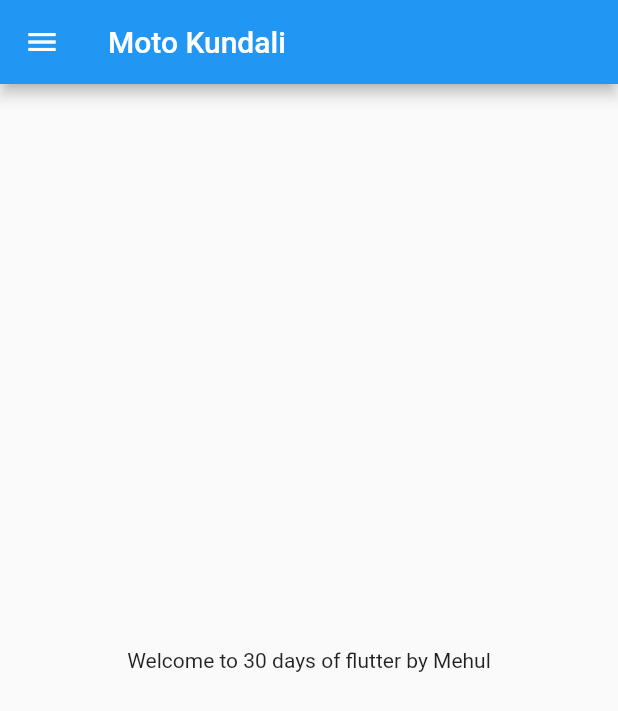
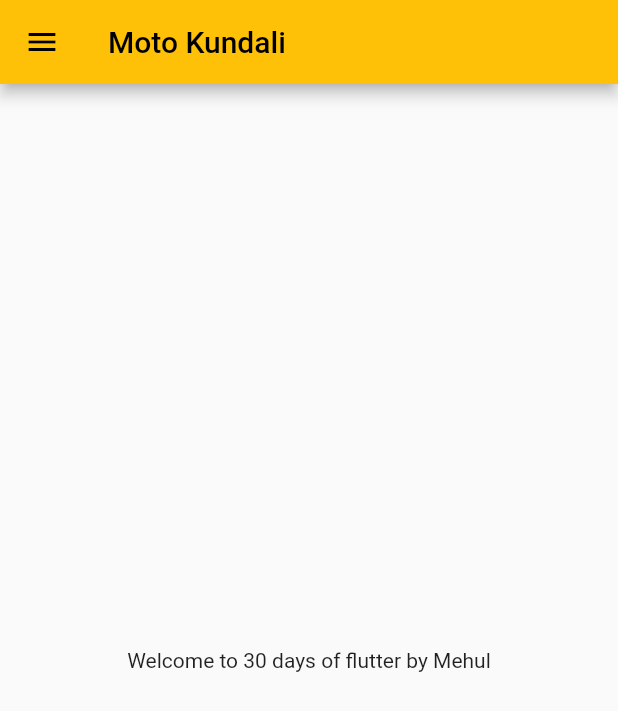
Before and after one commit to MehulKD/30DaysOfFlutter, a Flutter app: the screen it shows after launch, on a phone screen of 412 x 824 dp. Shown: the top 711 px of the screen. Run offline on Flutter 3.47's test engine with Material 2 defaults, Android fonts, the phone set to English and light mode, and no system bars.

Commit message:
day 3 completed

```diff
--- a/lib/main.dart
+++ b/lib/main.dart
@@ -1,5 +1,6 @@
 import 'package:flutter/material.dart';
-import 'package:flutter_demo/home_page.dart';
+import 'package:flutter_demo/pages/home_page.dart';
+import 'package:flutter_demo/pages/login_page.dart';
 
 void main() {
   runApp(MyApp());
@@ -8,6 +9,16 @@ void main() {
 class MyApp extends StatelessWidget {
   @override
   Widget build(BuildContext context) {
-    return MaterialApp(home: HomePage());
+    return MaterialApp(
+      themeMode: ThemeMode.light,
+      theme: ThemeData(primarySwatch: Colors.amber), //ThemeData
+      darkTheme: ThemeData(brightness: Brightness.dark), //ThemeData
+      initialRoute: "/home",
+      routes: {
+        "/": (context) => LoginPage(),
+        "/home": (context) => HomePage(),
+        "/login": (context) => LoginPage()
+      },
+    );
   }
 }
```
Also changed, not shown: lib/pages/login_page.dart (added, +16 -0 lines), lib/pages/home_page.dart (renamed from lib/home_page.dart).
